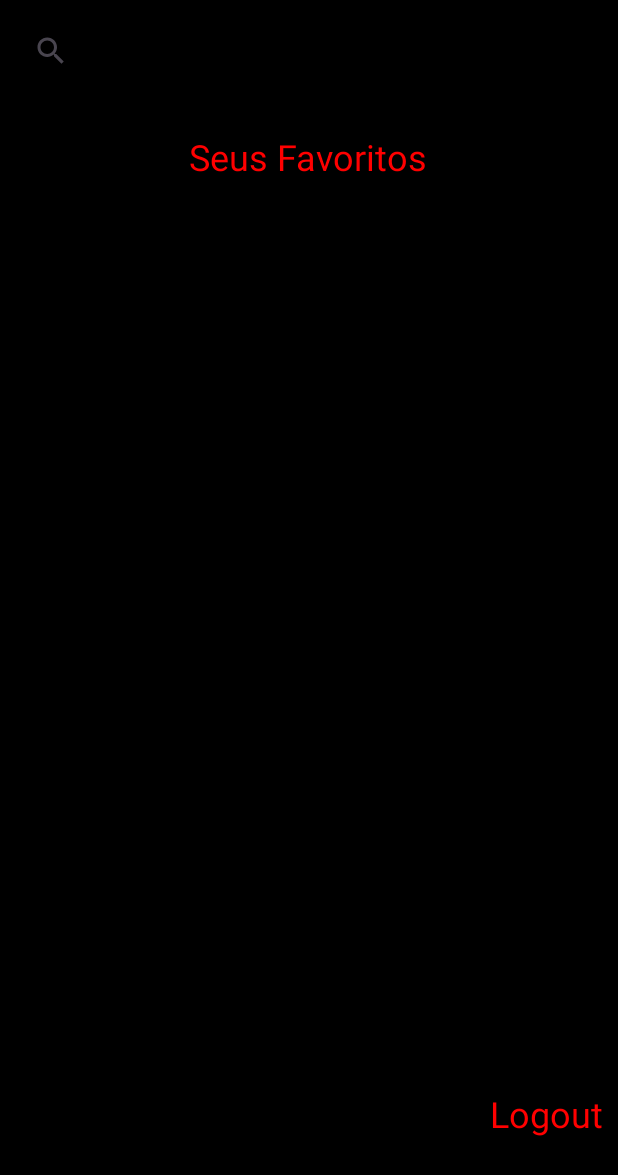
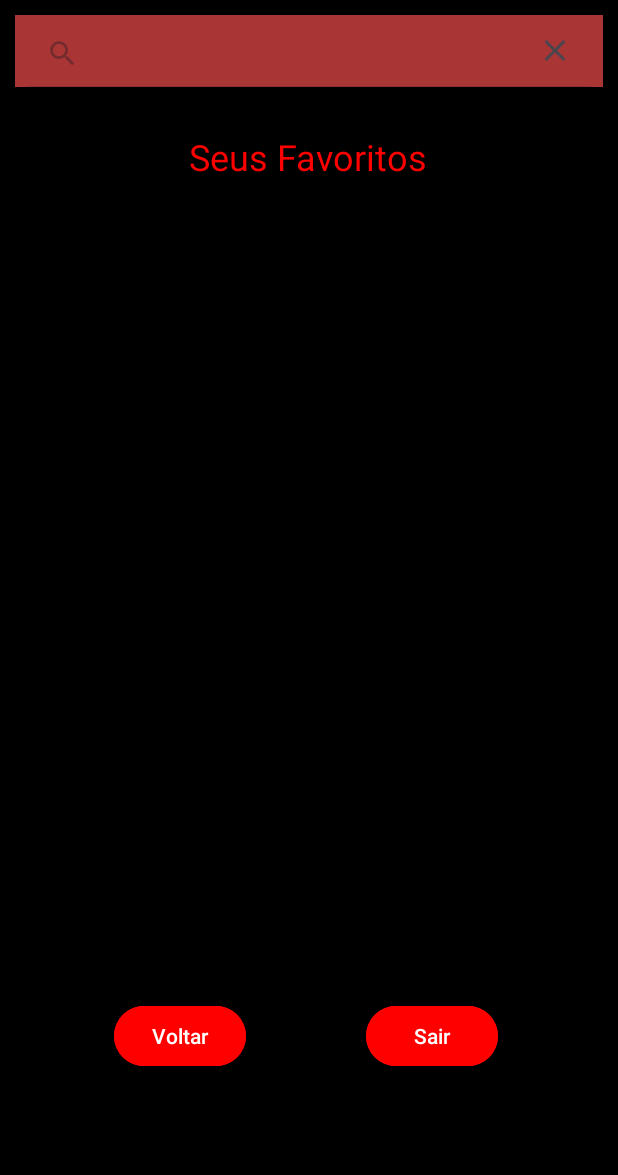
Before and after one commit to eduardobenitt/Prova_Android_N2, an Android app: the MainActivity5 screen opened directly, with no data from a screen before it, on a phone screen of 412 x 824 dp. Shown: the top 1175 px of the screen. Run offline under Robolectric (Android 15) with nearby library versions, the light colour scheme and no system bars; our stand-ins replace Firebase (no records; nobody signed in at launch, a user with empty details on screens opened directly); pictures from the network do not load.

Commit message:
Projeto finalizado

```diff
--- a/app/build.gradle.kts
+++ b/app/build.gradle.kts
@@ -42,4 +42,6 @@ dependencies {
     testImplementation("junit:junit:4.13.2")
     androidTestImplementation("androidx.test.ext:junit:1.1.5")
     androidTestImplementation("androidx.test.espresso:espresso-core:3.5.1")
+    implementation ("com.github.bumptech.glide:glide:4.12.0")
+    annotationProcessor ("com.github.bumptech.glide:compiler:4.12.0")
 }
--- a/app/src/main/java/com/example/prova_android_n2/MainActivity5.java
+++ b/app/src/main/java/com/example/prova_android_n2/MainActivity5.java
@@ -1,18 +1,159 @@
 package com.example.prova_android_n2;
 
+import android.content.Intent;
+import android.os.Bundle;
+import android.view.View;
+import android.widget.Button;
+import android.widget.SearchView;
+import android.widget.TextView;
+import android.widget.Toast;
+
+import androidx.annotation.NonNull;
 import androidx.appcompat.app.AppCompatActivity;
+import androidx.recyclerview.widget.LinearLayoutManager;
+import androidx.recyclerview.widget.RecyclerView;
 
-import android.os.Bundle;
+import com.google.firebase.auth.FirebaseAuth;
+import com.google.firebase.auth.FirebaseUser;
+import com.google.firebase.database.DataSnapshot;
+import com.google.firebase.database.DatabaseError;
+import com.google.firebase.database.DatabaseReference;
+import com.google.firebase.database.FirebaseDatabase;
+import com.google.firebase.database.Query;
+import com.google.firebase.database.ValueEventListener;
 
+import java.util.ArrayList;
+
+//Esta tela faz uma consulta ao Firebase, que retorna uma coleção de Filmes adicionados aos favoritos
+//que são representados também em um RecyclerView
+//O recyclerAdapter utilizado é o mesmo da tela de consulta na API.
+
+//funciona e é composta de maneira similar à tela de consulta à API (UsuarioLogado),
+//contudo com dados vindos do Firebase
 public class MainActivity5 extends AppCompatActivity {
+
+    Button btSair, btVoltar;
+    TextView tvTitulo;
+    SearchView searchView;
+    RecyclerView recyclerView;
+    ArrayList<Movie> filmeArrayListFavoritos = new ArrayList<>();
+
+    MinhaClasseRecyclerAdapter recyclerAdapter;
+
+    FirebaseDatabase firebaseDatabase;
+    DatabaseReference databaseReference;
 
     @Override
     protected void onCreate(Bundle savedInstanceState) {
         super.onCreate(savedInstanceState);
         setContentView(R.layout.activity_main5);
 
+        recyclerView = findViewById(R.id.recyclerViewFavoritos);
+
+        btVoltar = findViewById(R.id.botaoVoltar);
+        btSair = findViewById(R.id.botaoSair);
+
+        searchView = findViewById(R.id.searchViewFavoritos);
+
+        tvTitulo = findViewById(R.id.textViewTitulo);
+
+        tvTitulo.setText(FirebaseAuth.getInstance().getCurrentUser().getEmail());
+
+        //searchView aberto
+        searchView.setIconified(false);
+        //retira o foco automático e fecha o teclado ao iniciar a aplicação
+        searchView.clearFocus();
+
+        firebaseDatabase = FirebaseDatabase.getInstance();
+        databaseReference = firebaseDatabase.getReference();
+
+        btSair.setOnClickListener(new View.OnClickListener() {
+            @Override
+            public void onClick(View view) {
+                FirebaseAuth.getInstance().signOut();
+
+                Toast.makeText(MainActivity5.this, "Saindo", Toast.LENGTH_LONG).show();
+
+                startActivity(new Intent(MainActivity5.this, MainActivity.class));
+            }
+        });
+
+        btVoltar.setOnClickListener(new View.OnClickListener(){
+            @Override
+            public void onClick(View view) {
+
+                startActivity(new Intent(MainActivity5.this, MainActivity2.class));
+            }
+
+        });
 
 
+        popularArray();
 
+        searchView.setOnQueryTextListener(new SearchView.OnQueryTextListener() {
+            @Override
+            public boolean onQueryTextSubmit(String s) {
+                recyclerAdapter.filtrar(s);
+                //notifica o adapter para alterações na lista
+                recyclerAdapter.notifyDataSetChanged();
+                return true;
+            }
+
+            @Override
+            public boolean onQueryTextChange(String s) {
+                //igual acima, para digitação sem submit
+                recyclerAdapter.filtrar(s);
+                //notifica o adapter para alterações na lista
+                recyclerAdapter.notifyDataSetChanged();
+                return true;
+            }
+        });
+    }
+
+    private void popularArray() {
+        Query query;
+
+        //usuário logado no momento
+        FirebaseUser user = FirebaseAuth.getInstance().getCurrentUser();
+
+        //limpando o array para a consulta
+        filmeArrayListFavoritos.clear();
+
+        //o caminho da query no Firebase (todos os filmes)
+        query = databaseReference.child(user.getUid()).child("Favoritos");
+
+        //execução da query. Caso haja dados, cai no método onDataChange
+        query.addValueEventListener(new ValueEventListener() {
+            @Override
+            public void onDataChange(@NonNull DataSnapshot dataSnapshot) {
+                //este método é assíncrono, se não houver validação dos dados,
+                //a lista será montada incorretamente pois não aguarda a consulta
+                //assim, o if seguinte é necessário:
+                if (dataSnapshot != null) {
+                    for (DataSnapshot objDataSnapshot1 : dataSnapshot.getChildren()) {
+                        Movie m = objDataSnapshot1.getValue(Movie.class);
+                        filmeArrayListFavoritos.add(m);
+                    }
+                    //setRecyclerView() para montagem e configuração da RecyclerView mas
+                    //neste caso, setRecyclerView() tem que ser chamado aqui (dentro e ao final de onDataChange),
+                    //de forma que é executado somente após os dados acima serem baixados do Firebase
+                    setRecyclerView();
+                }
+            }
+
+            @Override
+            public void onCancelled(@NonNull DatabaseError databaseError) {
+            }
+        });
+    }
+
+    private void setRecyclerView() {
+
+        recyclerAdapter = new MinhaClasseRecyclerAdapter(filmeArrayListFavoritos);
+
+        RecyclerView.LayoutManager layoutManager = new LinearLayoutManager(getApplicationContext());
+
+        recyclerView.setLayoutManager(layoutManager);
+        recyclerView.setAdapter(recyclerAdapter);
     }
 }
--- a/app/src/main/res/layout/activity_main2.xml
+++ b/app/src/main/res/layout/activity_main2.xml
@@ -8,7 +8,7 @@
     tools:context=".MainActivity2">
 
     <Button
-        android:id="@+id/button"
+        android:id="@+id/botaoFavoritos"
         android:layout_width="wrap_content"
         android:layout_height="wrap_content"
         android:backgroundTint="#FF0000"
@@ -33,6 +33,8 @@
         android:layout_width="377dp"
         android:layout_height="65dp"
         android:layout_marginTop="16dp"
+        android:background="#AA3535"
+        android:textColor="@color/white"
         app:layout_constraintEnd_toEndOf="parent"
         app:layout_constraintStart_toStartOf="parent"
         app:layout_constraintTop_toTopOf="parent" />
--- a/app/src/main/res/layout/activity_main5.xml
+++ b/app/src/main/res/layout/activity_main5.xml
@@ -9,7 +9,7 @@ tools:context=".MainActivity5">
 
 
     <androidx.recyclerview.widget.RecyclerView
-    android:id="@+id/recyclerViewFav"
+        android:id="@+id/recyclerViewFavoritos"
         android:layout_width="match_parent"
         android:layout_height="500dp"
         android:layout_marginStart="10dp"
@@ -20,28 +20,14 @@ tools:context=".MainActivity5">
         app:layout_constraintStart_toStartOf="parent"
         app:layout_constraintTop_toBottomOf="@+id/textView2" />
 
-    <TextView
-        android:id="@+id/textViewLogout"
-        android:layout_width="wrap_content"
-        android:layout_height="wrap_content"
-        android:layout_marginTop="30dp"
-        android:layout_marginEnd="10dp"
-        android:layout_marginBottom="20dp"
-        android:backgroundTint="#00BCD4"
-        android:text="Logout"
-        android:textColor="#FF0000"
-        android:textSize="24sp"
-        app:layout_constraintBottom_toBottomOf="parent"
-        app:layout_constraintEnd_toEndOf="parent"
-        app:layout_constraintTop_toBottomOf="@+id/recyclerViewFav" />
-
     <SearchView
-    android:id="@+id/searchViewFav"
+        android:id="@+id/searchViewFavoritos"
         android:layout_width="match_parent"
         android:layout_height="wrap_content"
         android:layout_marginStart="10dp"
         android:layout_marginTop="10dp"
         android:layout_marginEnd="10dp"
+        android:background="#AA3535"
         app:layout_constraintEnd_toEndOf="parent"
         app:layout_constraintStart_toStartOf="parent"
         app:layout_constraintTop_toTopOf="parent" />
@@ -57,5 +43,41 @@ tools:context=".MainActivity5">
         app:layout_constraintEnd_toEndOf="parent"
         app:layout_constraintHorizontal_bias="0.498"
         app:layout_constraintStart_toStartOf="parent"
-        app:layout_constraintTop_toBottomOf="@+id/searchViewFav" />
+        app:layout_constraintTop_toBottomOf="@+id/searchViewFavoritos" />
+
+    <Button
+        android:id="@+id/botaoSair"
+        android:layout_width="wrap_content"
+        android:layout_height="wrap_content"
+        android:layout_marginTop="16dp"
+        android:layout_marginEnd="80dp"
+        android:text="Sair"
+        android:backgroundTint="#FF0000"
+        app:layout_constraintEnd_toEndOf="parent"
+        app:layout_constraintTop_toBottomOf="@+id/recyclerViewFavoritos" />
+
+    <Button
+        android:id="@+id/botaoVoltar"
+        android:layout_width="wrap_content"
+        android:layout_height="wrap_content"
+        android:layout_marginStart="80dp"
+        android:layout_marginTop="16dp"
+        android:layout_marginEnd="80dp"
+        android:backgroundTint="#FF0000"
+        android:text="Voltar"
+        app:layout_constraintEnd_toStartOf="@+id/botaoSair"
+        app:layout_constraintHorizontal_bias="1.0"
+        app:layout_constraintStart_toStartOf="parent"
+        app:layout_constraintTop_toBottomOf="@+id/recyclerViewFavoritos" />
+
+    <TextView
+        android:id="@+id/textViewTitulo"
+        android:layout_width="wrap_content"
+        android:layout_height="wrap_content"
+        android:layout_marginTop="128dp"
+        android:text="TextView"
+        app:layout_constraintEnd_toEndOf="parent"
+        app:layout_constraintHorizontal_bias="0.498"
+        app:layout_constraintStart_toStartOf="parent"
+        app:layout_constraintTop_toTopOf="parent" />
 </androidx.constraintlayout.widget.ConstraintLayout>
```
Also changed, not shown: app/src/main/java/com/example/prova_android_n2/MainActivity.java (+20 -6 lines), app/src/main/java/com/example/prova_android_n2/MainActivity2.java (+19 -10 lines), app/src/main/java/com/example/prova_android_n2/MinhaClasseRecyclerAdapter.java (+24 -0 lines), app/src/main/res/layout/activity_main.xml (+9 -5 lines), app/src/main/res/layout/activity_main3.xml (+31 -7 lines). Lines whose indentation alone changed are shown as unchanged.
